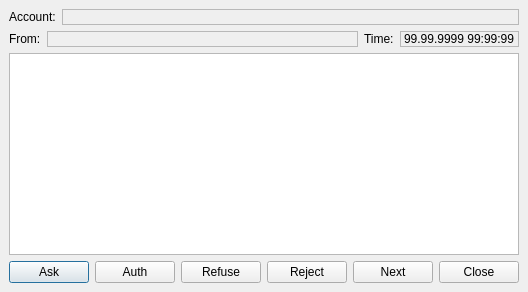
Qt form Vacuum/trunk/src/plugins/RosterChanger/subscriptiondialog.ui (vacuum-im/vacuum-im) before a commit.
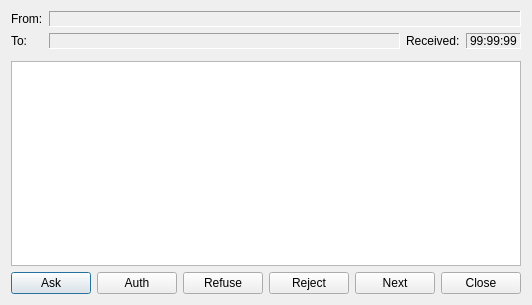
The same form after that commit.

Commit message: RosterChanger теперь использует нотификации вместо меток. Доработаны и улучшены диалоги и интерфейс.

Patch:
```diff
--- a/Vacuum/trunk/src/plugins/RosterChanger/subscriptiondialog.ui
+++ b/Vacuum/trunk/src/plugins/RosterChanger/subscriptiondialog.ui
@@ -5,41 +5,27 @@
    <rect>
     <x>0</x>
     <y>0</y>
-    <width>500</width>
-    <height>292</height>
+    <width>518</width>
+    <height>305</height>
    </rect>
   </property>
   <property name="windowTitle" >
    <string>Subscription message</string>
   </property>
   <layout class="QVBoxLayout" >
-   <property name="margin" >
-    <number>9</number>
-   </property>
-   <property name="spacing" >
-    <number>6</number>
-   </property>
    <item>
-    <layout class="QHBoxLayout" >
-     <property name="margin" >
-      <number>0</number>
-     </property>
-     <property name="spacing" >
-      <number>6</number>
-     </property>
-     <item>
-      <widget class="QLabel" name="lblStream" >
+    <layout class="QGridLayout" >
+     <item row="0" column="0" >
+      <widget class="QLabel" name="lblFrom" >
        <property name="text" >
-        <string>Account:</string>
+        <string>From:</string>
        </property>
       </widget>
      </item>
-     <item>
-      <widget class="QLabel" name="lblAccountJid" >
+     <item row="0" column="1" colspan="3" >
+      <widget class="QLabel" name="lblFromJid" >
        <property name="sizePolicy" >
-        <sizepolicy>
-         <hsizetype>7</hsizetype>
-         <vsizetype>5</vsizetype>
+        <sizepolicy vsizetype="Preferred" hsizetype="Expanding" >
          <horstretch>0</horstretch>
          <verstretch>0</verstretch>
         </sizepolicy>
@@ -47,72 +33,71 @@
        <property name="font" >
         <font>
          <weight>75</weight>
-         <italic>false</italic>
          <bold>true</bold>
         </font>
        </property>
        <property name="frameShape" >
-        <enum>QFrame::StyledPanel</enum>
+        <enum>QFrame::Panel</enum>
+       </property>
+       <property name="frameShadow" >
+        <enum>QFrame::Sunken</enum>
        </property>
        <property name="text" >
         <string/>
        </property>
       </widget>
      </item>
-    </layout>
-   </item>
-   <item>
-    <layout class="QHBoxLayout" >
-     <property name="margin" >
-      <number>0</number>
-     </property>
-     <property name="spacing" >
-      <number>6</number>
-     </property>
-     <item>
-      <widget class="QLabel" name="lblFrom" >
+     <item row="1" column="0" >
+      <widget class="QLabel" name="lblTo" >
        <property name="text" >
-        <string>From:</string>
+        <string>To:</string>
        </property>
       </widget>
      </item>
-     <item>
-      <widget class="QLabel" name="lblFromJid" >
+     <item row="1" column="1" >
+      <widget class="QLabel" name="lblAccountJid" >
        <property name="sizePolicy" >
-        <sizepolicy>
-         <hsizetype>7</hsizetype>
-         <vsizetype>5</vsizetype>
+        <sizepolicy vsizetype="Preferred" hsizetype="Expanding" >
          <horstretch>0</horstretch>
          <verstretch>0</verstretch>
         </sizepolicy>
        </property>
        <property name="frameShape" >
-        <enum>QFrame::StyledPanel</enum>
+        <enum>QFrame::Panel</enum>
+       </property>
+       <property name="frameShadow" >
+        <enum>QFrame::Sunken</enum>
        </property>
        <property name="text" >
         <string/>
        </property>
       </widget>
      </item>
-     <item>
-      <widget class="QLabel" name="lblTime" >
+     <item row="1" column="2" >
+      <widget class="QLabel" name="lblReceived" >
        <property name="text" >
-        <string>Time:</string>
+        <string>Received:</string>
        </property>
       </widget>
      </item>
-     <item>
+     <item row="1" column="3" >
       <widget class="QLabel" name="lblDateTime" >
        <property name="frameShape" >
-        <enum>QFrame::StyledPanel</enum>
+        <enum>QFrame::Panel</enum>
+       </property>
+       <property name="frameShadow" >
+        <enum>QFrame::Sunken</enum>
        </property>
        <property name="text" >
-        <string>99.99.9999 99:99:99</string>
+        <string>99:99:99</string>
        </property>
       </widget>
      </item>
     </layout>
    </item>
+   <item>
+    <widget class="QWidget" native="1" name="wdtToolBar" />
+   </item>
    <item>
     <widget class="QTextEdit" name="tedMessage" >
      <property name="readOnly" >
@@ -122,12 +107,21 @@
    </item>
    <item>
     <layout class="QHBoxLayout" >
-     <property name="margin" >
-      <number>0</number>
-     </property>
      <property name="spacing" >
       <number>6</number>
      </property>
+     <property name="leftMargin" >
+      <number>0</number>
+     </property>
+     <property name="topMargin" >
+      <number>0</number>
+     </property>
+     <property name="rightMargin" >
+      <number>0</number>
+     </property>
+     <property name="bottomMargin" >
+      <number>0</number>
+     </property>
      <item>
       <widget class="QPushButton" name="pbtSubscribe" >
        <property name="toolTip" >
```
The commit also changes 7 other files.
